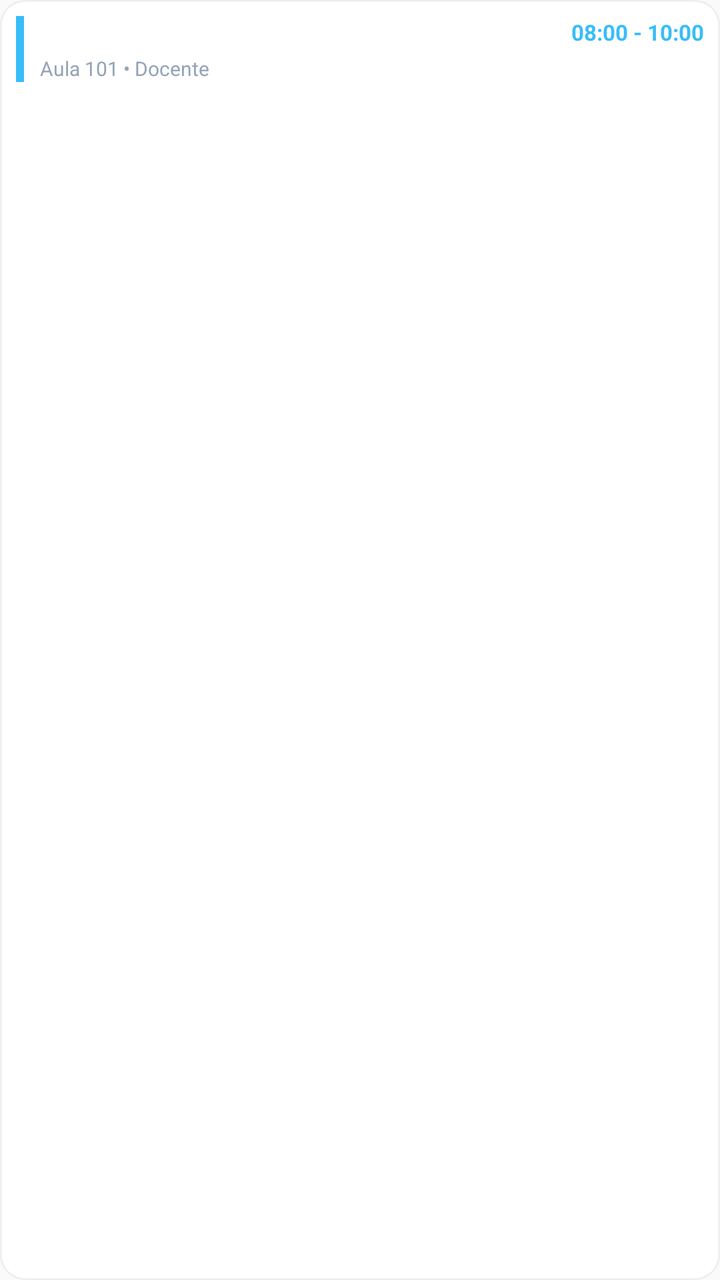
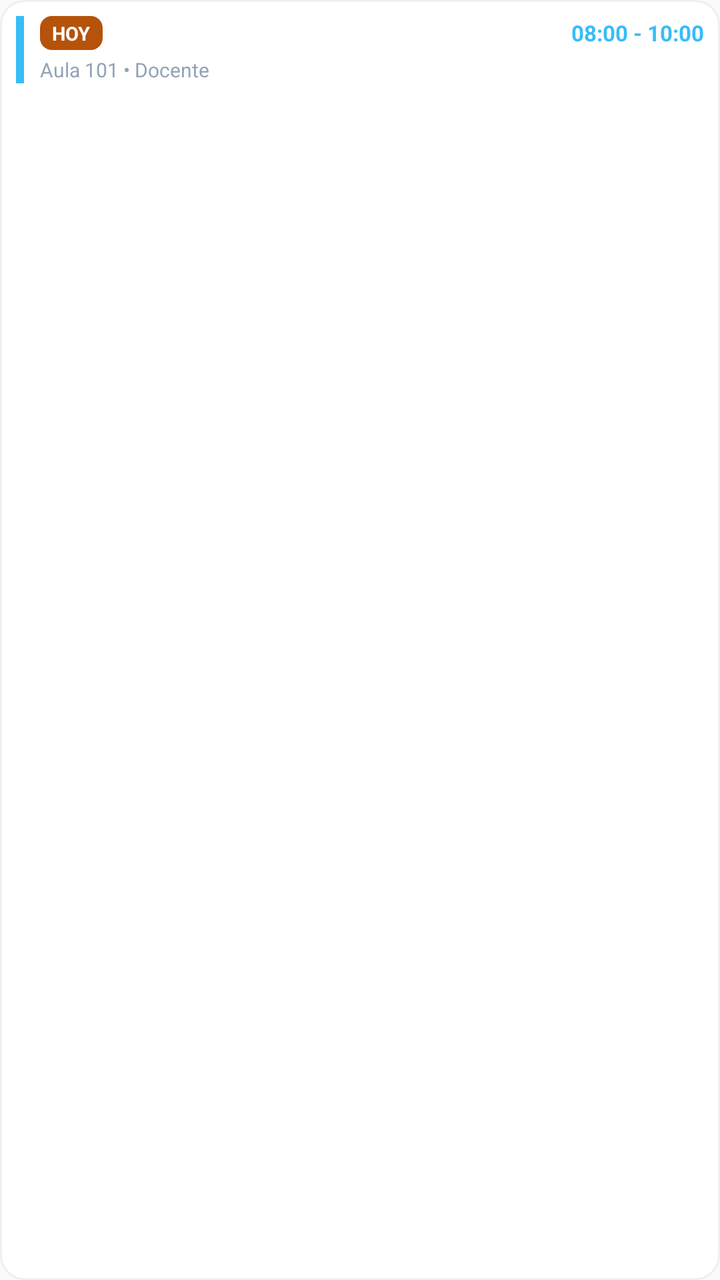

Compare the two renders of this Android layout. The source of the first and the diff that turns it into the second are given below.
<!-- AndroidManifest.xml: application theme AppTheme -->
<!-- res/layout/widget_list_item.xml -->
<?xml version="1.0" encoding="utf-8"?>
<FrameLayout xmlns:android="http://schemas.android.com/apk/res/android"
    android:id="@+id/widget_item_container"
    android:layout_width="match_parent"
    android:layout_height="wrap_content">

    
    <ImageView
        android:id="@+id/widget_item_bg_view"
        android:layout_width="match_parent"
        android:layout_height="match_parent"
        android:src="@drawable/widget_item_bg"
        android:scaleType="fitXY" />

    <LinearLayout
        android:layout_width="match_parent"
        android:layout_height="wrap_content"
        android:orientation="horizontal"
        android:padding="8dp">

        
        <ImageView
            android:id="@+id/widget_item_color_bar"
            android:layout_width="4dp"
            android:layout_height="match_parent"
            android:layout_marginEnd="8dp"
            android:background="#38bdf8"
            android:contentDescription="Color" />

        <LinearLayout
            android:layout_width="0dp"
            android:layout_height="wrap_content"
            android:layout_weight="1"
            android:orientation="vertical">

            
            <LinearLayout
                android:layout_width="match_parent"
                android:layout_height="wrap_content"
                android:gravity="center_vertical"
                android:orientation="horizontal">

                <FrameLayout
                    android:layout_width="wrap_content"
                    android:layout_height="wrap_content"
                    android:layout_marginEnd="6dp">

                    <ImageView
                        android:id="@+id/widget_item_badge_bg"
                        android:layout_width="match_parent"
                        android:layout_height="match_parent"
                        android:src="@drawable/widget_badge_shape"
                        android:scaleType="fitXY" />

                    <TextView
                        android:id="@+id/widget_item_badge"
                        android:layout_width="wrap_content"
                        android:layout_height="wrap_content"
                        android:paddingHorizontal="5dp"
                        android:paddingVertical="1dp"
                        android:text="HOY"
                        android:textColor="#ffffff"
                        android:textSize="9sp"
                        android:textStyle="bold" />
                </FrameLayout>

                <TextView
                    android:id="@+id/widget_item_title"
                    android:layout_width="0dp"
                    android:layout_height="wrap_content"
                    android:layout_weight="1"
                    android:ellipsize="end"
                    android:maxLines="1"
                    android:text="Título del elemento"
                    android:textColor="#ffffff"
                    android:textSize="12sp"
                    android:textStyle="bold" />

                <TextView
                    android:id="@+id/widget_item_time_or_date"
                    android:layout_width="wrap_content"
                    android:layout_height="wrap_content"
                    android:layout_marginStart="8dp"
                    android:text="08:00 - 10:00"
                    android:textColor="#38bdf8"
                    android:textSize="11sp"
                    android:textStyle="bold" />
            </LinearLayout>

            
            <TextView
                android:id="@+id/widget_item_details"
                android:layout_width="match_parent"
                android:layout_height="wrap_content"
                android:layout_marginTop="3dp"
                android:ellipsize="end"
                android:maxLines="1"
                android:text="Aula 101 • Docente"
                android:textColor="#94a3b8"
                android:textSize="10sp" />
        </LinearLayout>
    </LinearLayout>
</FrameLayout>
<!-- resources referenced by this layout -->
<resources>
  <!-- drawable widget_badge_shape (drawable) -->
  <?xml version="1.0" encoding="utf-8"?>
  <shape xmlns:android="http://schemas.android.com/apk/res/android"
      android:shape="rectangle">
      <solid android:color="#FFFFFF" />
      <corners android:radius="6dp" />
  </shape>
  <!-- drawable widget_item_bg (drawable) -->
  <?xml version="1.0" encoding="utf-8"?>
  <shape xmlns:android="http://schemas.android.com/apk/res/android"
      android:shape="rectangle">
      <solid android:color="#FFFFFF" />
      <corners android:radius="12dp" />
      <stroke
          android:width="1dp"
          android:color="#1A808080" />
  </shape>
  <style name="AppTheme" parent="Theme.AppCompat.Light.DarkActionBar">
          
          <item name="colorPrimary">@color/colorPrimary</item>
          <item name="colorPrimaryDark">@color/colorPrimaryDark</item>
          <item name="colorAccent">@color/colorAccent</item>
      </style>
</resources>

<!-- the commit's change to res/layout/widget_list_item.xml (unified diff, before → after) -->
@@ -40,29 +40,18 @@
                 android:gravity="center_vertical"
                 android:orientation="horizontal">
 
-                <FrameLayout
+                <TextView
+                    android:id="@+id/widget_item_badge"
                     android:layout_width="wrap_content"
                     android:layout_height="wrap_content"
-                    android:layout_marginEnd="6dp">
-
-                    <ImageView
-                        android:id="@+id/widget_item_badge_bg"
-                        android:layout_width="match_parent"
-                        android:layout_height="match_parent"
-                        android:src="@drawable/widget_badge_shape"
-                        android:scaleType="fitXY" />
-
-                    <TextView
-                        android:id="@+id/widget_item_badge"
-                        android:layout_width="wrap_content"
-                        android:layout_height="wrap_content"
-                        android:paddingHorizontal="5dp"
-                        android:paddingVertical="1dp"
-                        android:text="HOY"
-                        android:textColor="#ffffff"
-                        android:textSize="9sp"
-                        android:textStyle="bold" />
-                </FrameLayout>
+                    android:layout_marginEnd="6dp"
+                    android:background="@drawable/widget_badge_today_light"
+                    android:paddingHorizontal="6dp"
+                    android:paddingVertical="2dp"
+                    android:text="HOY"
+                    android:textColor="#ffffff"
+                    android:textSize="9.5sp"
+                    android:textStyle="bold" />
 
                 <TextView
                     android:id="@+id/widget_item_title"
<!-- resource entries referenced after the edit -->
@@ -1,10 +1,10 @@
 <!-- resources referenced by this layout -->
 <resources>
-  <!-- drawable widget_badge_shape (drawable) -->
+  <!-- drawable widget_badge_today_light (drawable) -->
   <?xml version="1.0" encoding="utf-8"?>
   <shape xmlns:android="http://schemas.android.com/apk/res/android"
       android:shape="rectangle">
-      <solid android:color="#FFFFFF" />
+      <solid android:color="#B45309" />
       <corners android:radius="6dp" />
   </shape>
   <!-- drawable widget_item_bg (drawable) -->
